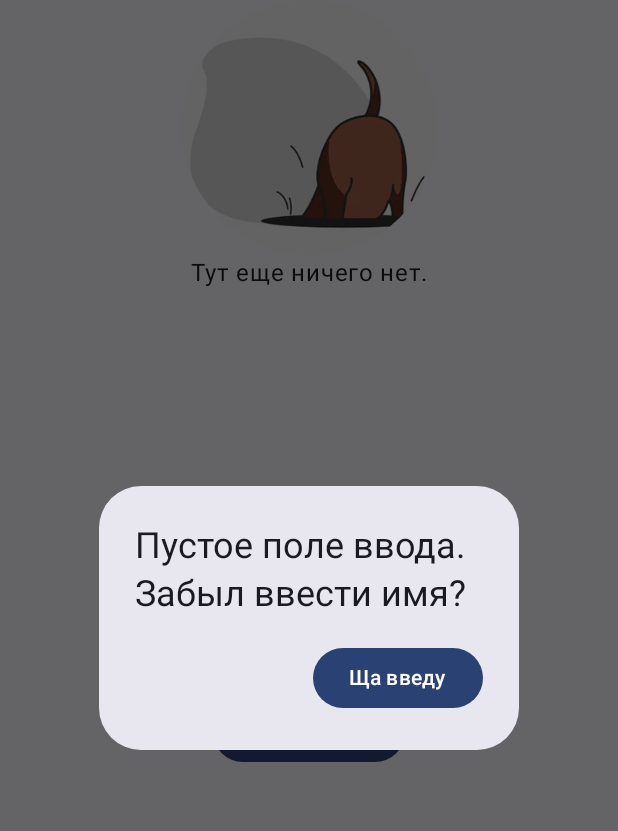
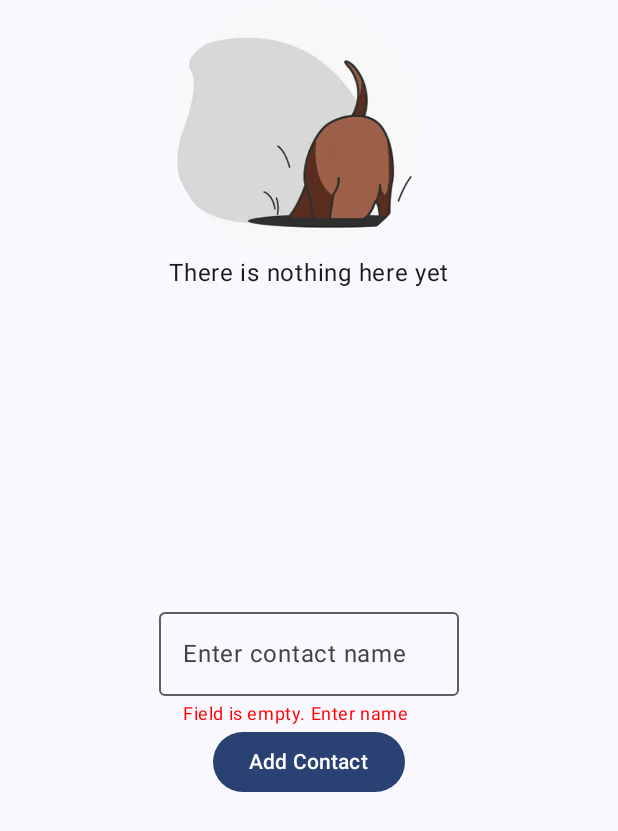
Before and after one commit to fh279/SimpleContactListApp, an Android app built with Jetpack Compose: the screen it shows after launch (MainActivity), after a tap on "Add Contact", on a phone screen of 412 x 824 dp. Shown: the top 831 px of the screen. Run offline under Robolectric (Android 15) with nearby library versions, the phone set to English and light mode, and no system bars.

Commit message:
Add Ru locale in string resources. Replace AlertDialog with OutlinedTextField supporting text

```diff
--- a/app/src/main/java/com/example/simplecontactlist/MainActivity.kt
+++ b/app/src/main/java/com/example/simplecontactlist/MainActivity.kt
@@ -29,6 +29,7 @@ import androidx.compose.material3.OutlinedTextField
 import androidx.compose.material3.Scaffold
 import androidx.compose.material3.Text
 import androidx.compose.runtime.Composable
+import androidx.compose.runtime.currentCompositionLocalContext
 import androidx.compose.runtime.getValue
 import androidx.compose.runtime.mutableStateListOf
 import androidx.compose.runtime.mutableStateOf
@@ -43,12 +44,15 @@ import androidx.compose.ui.res.painterResource
 import androidx.compose.ui.res.stringResource
 import androidx.compose.ui.tooling.preview.Preview
 import androidx.compose.ui.unit.dp
+import androidx.core.content.ContextCompat.getString
 import com.example.simplecontactlist.ui.theme.SimpleContactListTheme
 
 class MainActivity : ComponentActivity() {
+
     @SuppressLint("UnusedMaterial3ScaffoldPaddingParameter")
     override fun onCreate(savedInstanceState: Bundle?) {
         super.onCreate(savedInstanceState)
+
         // enableEdgeToEdge() - зачем вообще эта функция? fullscreen?
         setContent {
             SimpleContactListTheme {
@@ -76,7 +80,7 @@ fun ContactsList() {
     // не обязательно юзать mutableStateListOf. попробуй metableStateOf а внутри лист строк.
     val listItems = remember { mutableStateListOf<String>()}
     var text by remember { mutableStateOf("") }
-    var isDialogMustBeShown by remember { mutableStateOf(false) }
+    var errorText by remember { mutableStateOf("") }
     // val insets = rememberKeyboardInsets() - что это за дичь из нейросетей?
 
     Column(
@@ -153,13 +157,24 @@ fun ContactsList() {
 
         OutlinedTextField(
             value = text,
-            onValueChange = { newText -> text = newText },
+            onValueChange = {
+                newText -> text = newText
+                errorText = ""
+            },
             modifier = Modifier
                 .padding(start = 10.dp, end = 10.dp, top = 50.dp)
                 .width(200.dp)
                 .align(Alignment.CenterHorizontally)
                 .fillMaxWidth(),
-            label = { Text(stringResource(R.string.Add_contact_text_field_label)) }
+            label = { Text(stringResource(R.string.Add_contact_text_field_label)) },
+            supportingText = {
+                if (errorText.isNotEmpty()) {
+                    Text(
+                        text = errorText,
+                        color = Color.Red
+                    )
+                }
+            }
         )
         Button(
             modifier = Modifier.padding(top = 0.dp),
@@ -168,23 +183,11 @@ fun ContactsList() {
                     listItems.add(text)
                     text = ""
                 } else {
-                    isDialogMustBeShown = true
+                    // Как сюда запихнуть ресурс?
+                    errorText = "Field is empty. Enter name"
                 }
             }
         ) { Text(stringResource(R.string.add_contact_button_text)) }
-
-        if (isDialogMustBeShown) {
-            AlertDialog(
-                title = { Text("Пустое поле ввода.\nЗабыл ввести имя?") },
-                onDismissRequest = {},
-                confirmButton = {
-                    Button(
-                        onClick = { isDialogMustBeShown = false },
-                        content = { Text("Ща введу") }
-                    )
-                },
-            )
-        }
     }
 }
 
--- a/app/src/main/res/values/strings.xml
+++ b/app/src/main/res/values/strings.xml
@@ -2,7 +2,8 @@
     <string name="app_name">SimpleContactList</string>
     <string name="delete_button_text">Delete</string>
     <string name="add_contact_button_text">Add Contact</string>
-    <string name="Add_contact_text_field_label">Введите имя</string>
-    <string name="empty_text_field_toast_text">Field is empty!</string>
-    <string name="empty_state_text">Тут еще ничего нет.</string>
+    <string name="Add_contact_text_field_label">Enter contact name</string>
+    <string name="empty_text_field_toast_text">Field is empty</string>
+    <string name="empty_state_text">There is nothing here yet</string>
+    <string name="emty_name_field_error">Field is empty. Enter the name</string>
 </resources>
```
Also changed, not shown: 1 other file.
